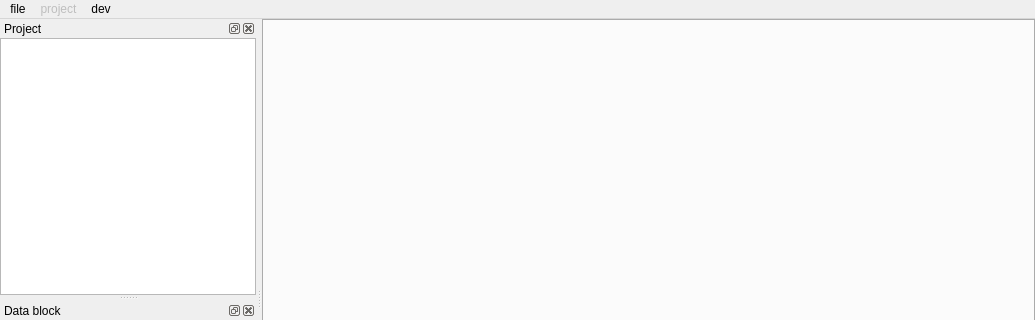
Old version of the form mainwindow.ui in the repository french-paragon/steviapp; both pictures show x 0 to 1035 and y 0 to 320 of the 1035 by 599 pixel window.
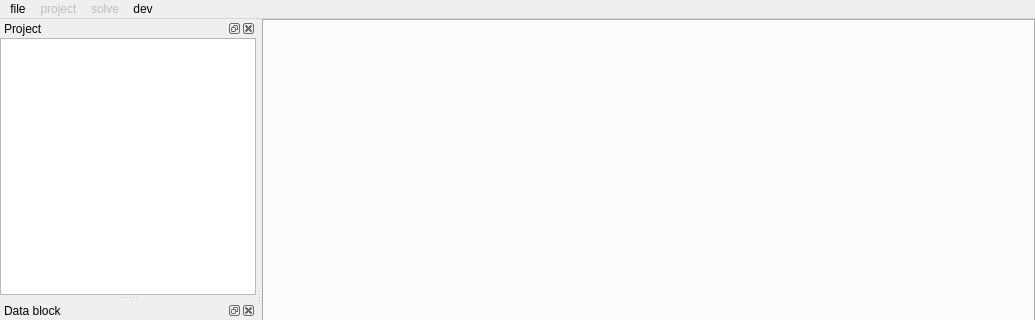
New version of the form.

Patch:
```diff
--- a/mainwindow.ui
+++ b/mainwindow.ui
@@ -71,8 +71,18 @@
      <string>project</string>
     </property>
    </widget>
+   <widget class="QMenu" name="menusolve">
+    <property name="enabled">
+     <bool>false</bool>
+    </property>
+    <property name="title">
+     <string>solve</string>
+    </property>
+    <addaction name="actionsolve_sparse"/>
+   </widget>
    <addaction name="menufile"/>
    <addaction name="menuproject"/>
+   <addaction name="menusolve"/>
    <addaction name="menudev"/>
   </widget>
   <widget class="QStatusBar" name="statusbar"/>
```
Left out of the diff: 5 changed lines with no effect on the pictures.
